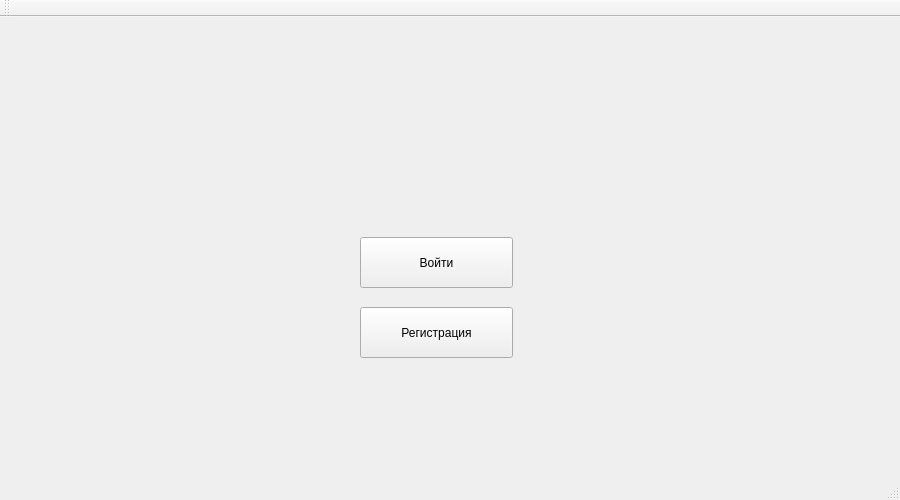
Old version of the form mainwindow.ui in the repository Mikhail-Mrikh/TrainingComplexForBrain-QT-Creator-.
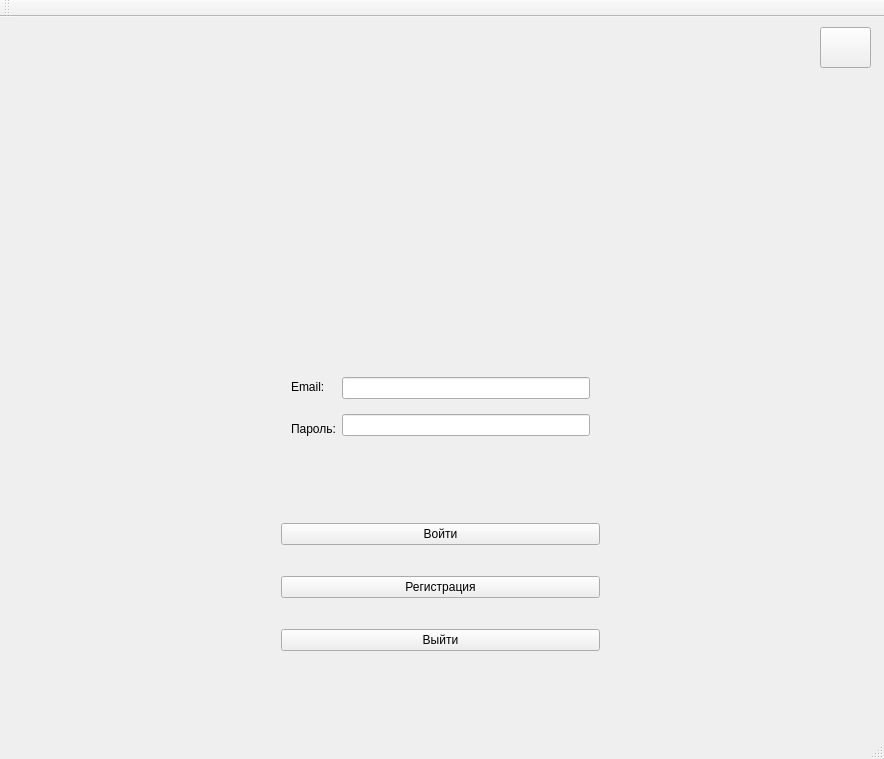
New version of the form. Icons and pictures are not drawn.

Commit message: Start training window

```diff
--- a/mainwindow.ui
+++ b/mainwindow.ui
@@ -6,8 +6,8 @@
    <rect>
     <x>0</x>
     <y>0</y>
-    <width>900</width>
-    <height>500</height>
+    <width>884</width>
+    <height>759</height>
    </rect>
   </property>
   <property name="windowTitle">
@@ -17,40 +17,113 @@
    <widget class="QStackedWidget" name="stackedWidget">
     <property name="geometry">
      <rect>
-      <x>-10</x>
+      <x>-20</x>
       <y>0</y>
-      <width>911</width>
-      <height>451</height>
+      <width>901</width>
+      <height>721</height>
      </rect>
     </property>
     <property name="currentIndex">
      <number>0</number>
     </property>
     <widget class="QWidget" name="startPage">
-     <widget class="QPushButton" name="registerButton">
+     <widget class="QWidget" name="verticalLayoutWidget">
       <property name="geometry">
        <rect>
-        <x>370</x>
-        <y>290</y>
-        <width>153</width>
-        <height>51</height>
+        <x>290</x>
+        <y>470</y>
+        <width>341</width>
+        <height>201</height>
        </rect>
       </property>
+      <layout class="QVBoxLayout" name="verticalLayout">
+       <item>
+        <widget class="QPushButton" name="enterButton">
+         <property name="text">
+          <string>Войти</string>
+         </property>
+        </widget>
+       </item>
+       <item>
+        <widget class="QPushButton" name="registerButton">
+         <property name="text">
+          <string>Регистрация</string>
+         </property>
+        </widget>
+       </item>
+       <item>
+        <widget class="QPushButton" name="exitButton">
+         <property name="text">
+          <string>Выйти</string>
+         </property>
+        </widget>
+       </item>
+      </layout>
+     </widget>
+     <widget class="QWidget" name="horizontalLayoutWidget_2">
+      <property name="geometry">
+       <rect>
+        <x>300</x>
+        <y>340</y>
+        <width>321</width>
+        <height>101</height>
+       </rect>
+      </property>
+      <layout class="QHBoxLayout" name="horizontalLayoutLoginEmailPassword">
+       <item>
+        <layout class="QVBoxLayout" name="verticalLayoutTextEmailPassword">
+         <item>
+          <widget class="QLabel" name="TextEmail">
+           <property name="text">
+            <string>Email:</string>
+           </property>
+          </widget>
+         </item>
+         <item>
+          <widget class="QLabel" name="TextPassword">
+           <property name="text">
+            <string>Пароль:</string>
+           </property>
+          </widget>
+         </item>
+        </layout>
+       </item>
+       <item>
+        <layout class="QVBoxLayout" name="verticalLayoutLineEditEmailPassword">
+         <item>
+          <widget class="QLineEdit" name="loginMail"/>
+         </item>
+         <item>
+          <widget class="QLineEdit" name="loginPassword"/>
+         </item>
+        </layout>
+       </item>
+      </layout>
+     </widget>
+     <widget class="QLabel" name="startImg">
+      <property name="geometry">
+       <rect>
+        <x>220</x>
+        <y>30</y>
+        <width>500</width>
+        <height>281</height>
+       </rect>
+      </property>
       <property name="text">
-       <string>Регистрация</string>
+       <string/>
       </property>
      </widget>
-     <widget class="QPushButton" name="enterButton">
+     <widget class="QPushButton" name="questButtonFirstWindow">
       <property name="geometry">
        <rect>
-        <x>370</x>
-        <y>220</y>
-        <width>153</width>
-        <height>51</height>
+        <x>840</x>
+        <y>10</y>
+        <width>51</width>
+        <height>41</height>
        </rect>
       </property>
       <property name="text">
-       <string>Войти</string>
+       <string/>
       </property>
      </widget>
     </widget>
```
Left out of the diff: 96 changed lines with no effect on the pictures. The commit also changes 12 other files.
